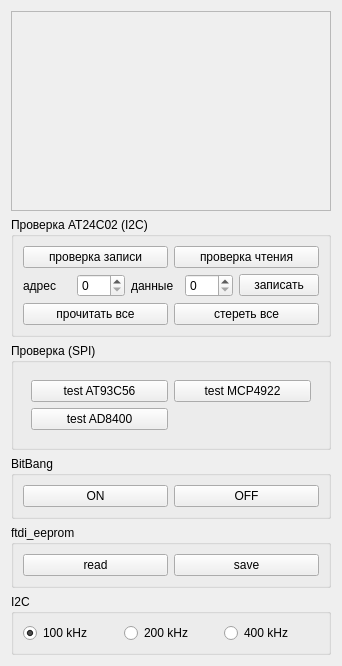
First picture: the form in Qt/my_programm/Organizations/Organization_01/FT2232_old/src/ft2232_mainbox/ui/ft2232_mainbox.ui, repository RinatB2017/mega_GIT, before the edit.
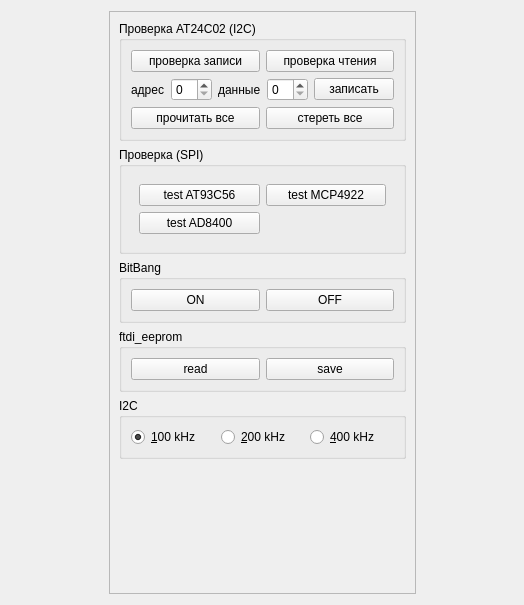
Second picture: the form after the edit. Custom widgets are drawn as their Qt base class.

```diff
--- a/Qt/my_programm/Organizations/Organization_01/FT2232_old/src/ft2232_mainbox/ui/ft2232_mainbox.ui
+++ b/Qt/my_programm/Organizations/Organization_01/FT2232_old/src/ft2232_mainbox/ui/ft2232_mainbox.ui
@@ -6,8 +6,8 @@
    <rect>
     <x>0</x>
     <y>0</y>
-    <width>342</width>
-    <height>627</height>
+    <width>524</width>
+    <height>605</height>
    </rect>
   </property>
   <property name="windowTitle">
@@ -15,29 +15,23 @@
   </property>
   <layout class="QHBoxLayout" name="horizontalLayout">
    <item>
-    <layout class="QVBoxLayout" name="verticalLayout">
+    <widget class="SerialBox5" name="serial_widget" native="true"/>
+   </item>
      <item>
       <widget class="QFrame" name="frame">
-       <property name="minimumSize">
-        <size>
-         <width>320</width>
-         <height>200</height>
-        </size>
-       </property>
-       <property name="maximumSize">
-        <size>
-         <width>320</width>
-         <height>200</height>
-        </size>
+     <property name="sizePolicy">
+      <sizepolicy hsizetype="Fixed" vsizetype="Preferred">
+       <horstretch>0</horstretch>
+       <verstretch>0</verstretch>
+      </sizepolicy>
        </property>
        <property name="frameShape">
         <enum>QFrame::StyledPanel</enum>
        </property>
        <property name="frameShadow">
-        <enum>QFrame::Sunken</enum>
-       </property>
-      </widget>
-     </item>
+      <enum>QFrame::Raised</enum>
+     </property>
+     <layout class="QVBoxLayout" name="verticalLayout_4">
      <item>
       <widget class="QGroupBox" name="groupBox">
        <property name="title">
@@ -115,8 +109,6 @@
       </widget>
      </item>
      <item>
-      <layout class="QHBoxLayout" name="horizontalLayout_4">
-       <item>
         <widget class="QGroupBox" name="groupBox_2">
          <property name="title">
           <string>Проверка (SPI)</string>
@@ -153,8 +145,6 @@
          </layout>
         </widget>
        </item>
-      </layout>
-     </item>
      <item>
       <widget class="QGroupBox" name="groupBox_5">
        <property name="title">
@@ -210,7 +200,7 @@
         <item>
          <widget class="QRadioButton" name="rb_100">
           <property name="text">
-           <string>100 kHz</string>
+            <string>&amp;100 kHz</string>
           </property>
           <property name="checked">
            <bool>true</bool>
@@ -220,14 +210,14 @@
         <item>
          <widget class="QRadioButton" name="rb_200">
           <property name="text">
-           <string>200 kHz</string>
+            <string>&amp;200 kHz</string>
           </property>
          </widget>
         </item>
         <item>
          <widget class="QRadioButton" name="rb_400">
           <property name="text">
-           <string>400 kHz</string>
+            <string>&amp;400 kHz</string>
           </property>
          </widget>
         </item>
@@ -248,12 +238,27 @@
       </spacer>
      </item>
     </layout>
+    </widget>
    </item>
    <item>
-    <layout class="QVBoxLayout" name="graph_layout"/>
+    <widget class="GrapherBox" name="grapher_widget" native="true"/>
    </item>
   </layout>
  </widget>
+ <customwidgets>
+  <customwidget>
+   <class>GrapherBox</class>
+   <extends>QWidget</extends>
+   <header>grapherbox.hpp</header>
+   <container>1</container>
+  </customwidget>
+  <customwidget>
+   <class>SerialBox5</class>
+   <extends>QWidget</extends>
+   <header>serialbox5.hpp</header>
+   <container>1</container>
+  </customwidget>
+ </customwidgets>
  <resources/>
  <connections/>
 </ui>
```
Left out of the diff: 11 changed lines with no effect on the pictures. Lines whose indentation alone changed are shown as unchanged.
